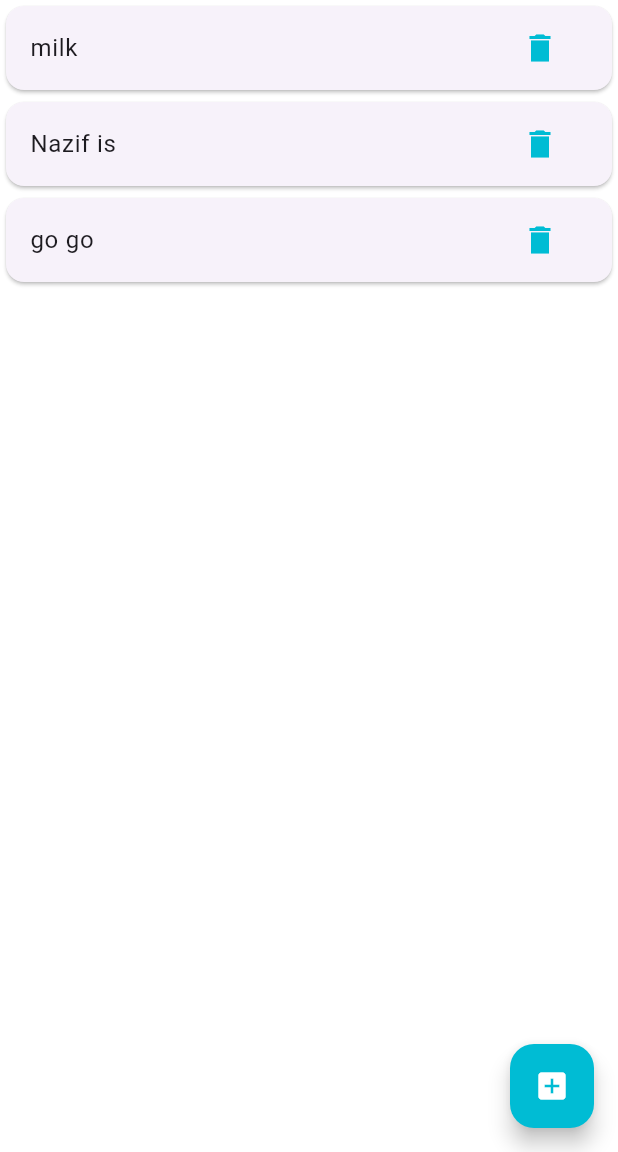
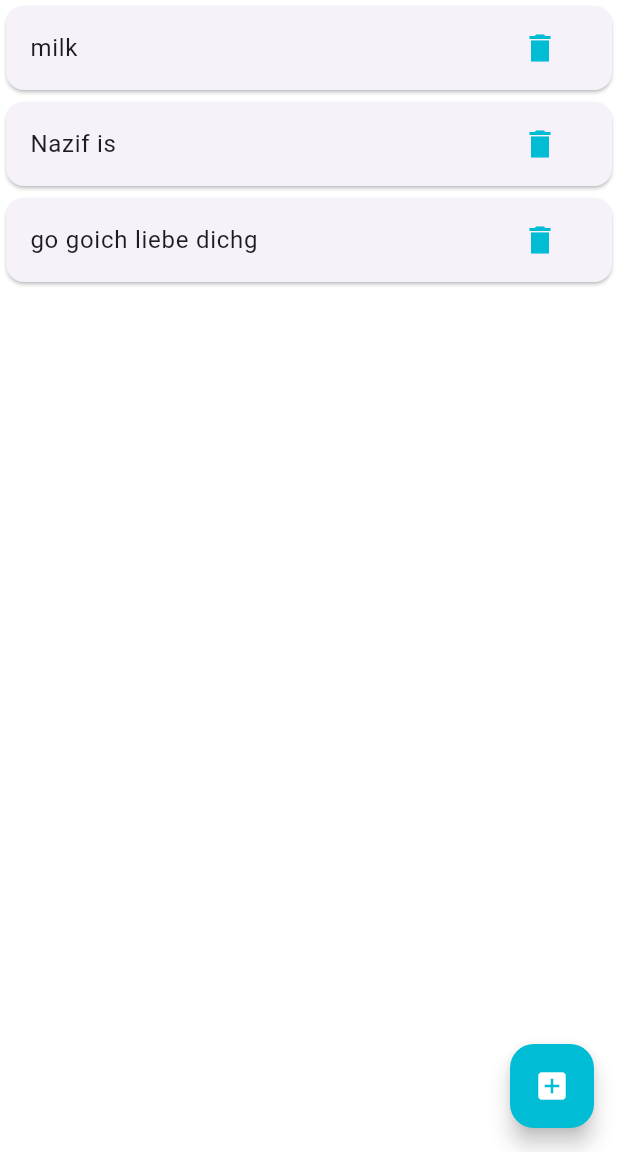
Before and after one commit to CodeMagier/flutter.todo, a Flutter app: the Home screen opened by its route, on a phone screen of 412 x 824 dp, the part 84-1236 px from its top. Run offline on Flutter 3.47's test engine with Material 3 defaults, Android fonts, the phone set to English and light mode, and no system bars.

Commit message:
some changes

```diff
--- a/lib/pages/home.dart
+++ b/lib/pages/home.dart
@@ -16,7 +16,7 @@ class _HomeState extends State<Home> {
     // TODO: implement initState
     super.initState();
 
-    todoList.addAll(['milk', 'Nazif is', 'go go']);
+    todoList.addAll(['milk', 'Nazif is', 'go go' 'ich liebe dichg']);
   }
 
   void _menuOpen() {
```
